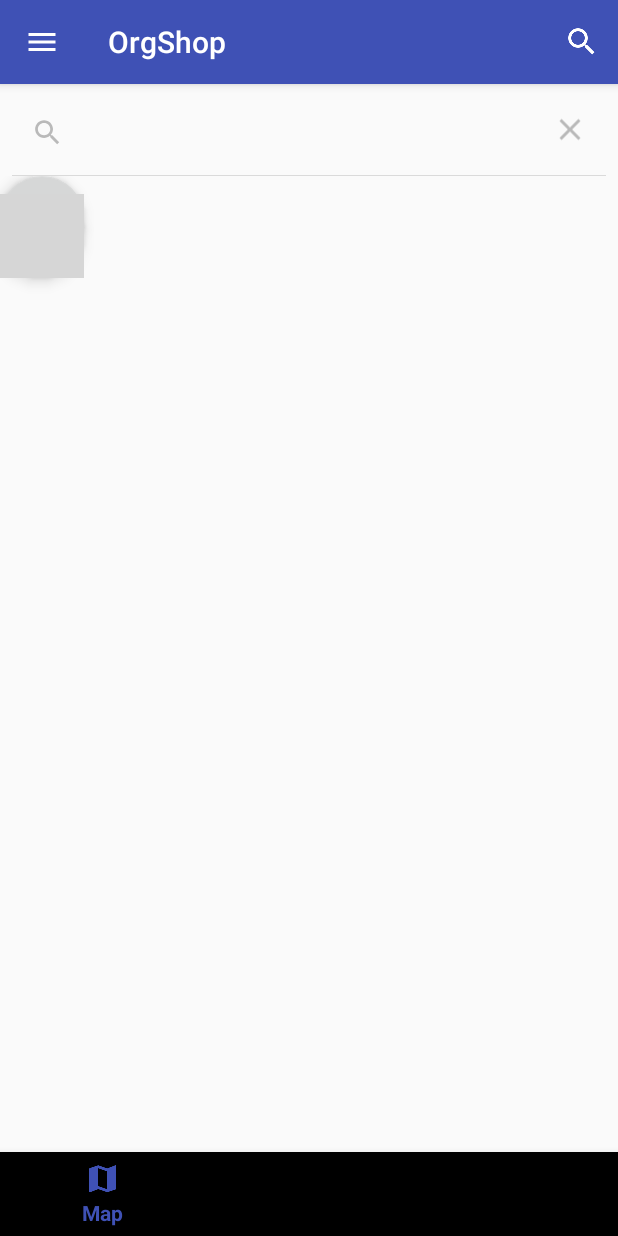
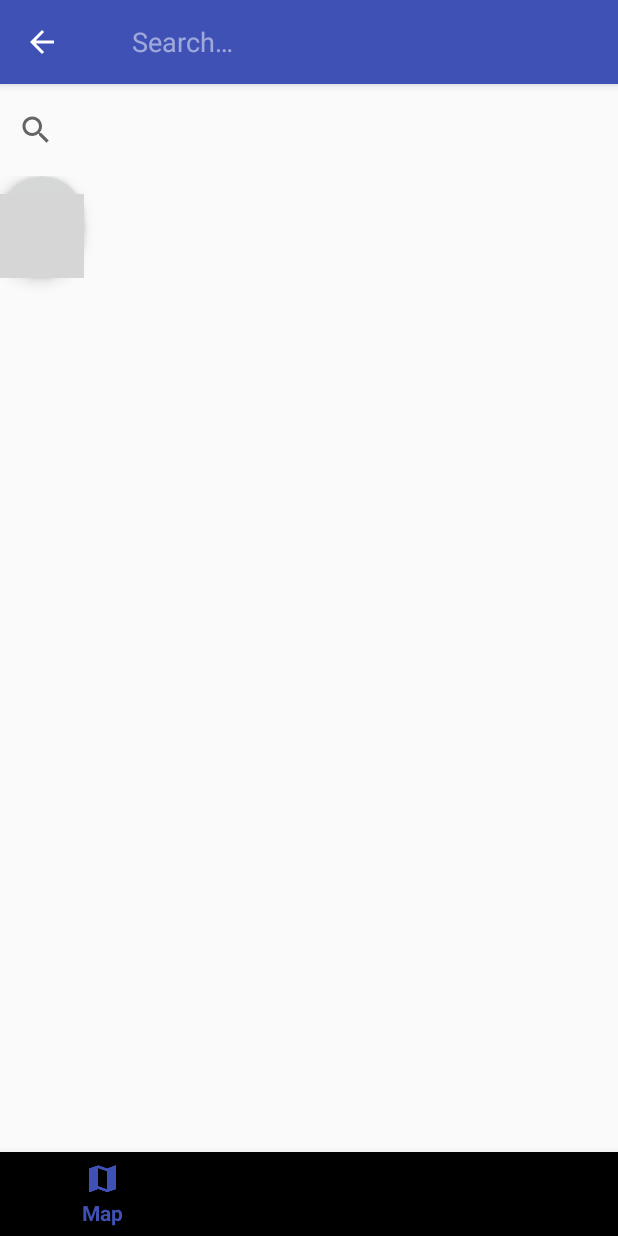
Before and after one commit to IT-Church/NewOrgShop, an Android app: the screen it shows after launch (MainActivity), after a tap on "Search", on a phone screen of 412 x 824 dp. Run offline under Robolectric (Android 15) with nearby library versions, the phone set to English and light mode, and no system bars; libraries missing offline, so code that uses them is left out: android.support.v4, ru.yandex.yandexmapkit; plain views replace MapView; 15 statements that could not run were skipped; grey boxes are pictures that could not be loaded.

Commit message:
Починил поиск
Теперь поиск из верхнего угла вполне себе работает

```diff
--- a/MasterProj/app/build.gradle
+++ b/MasterProj/app/build.gradle
@@ -22,7 +22,7 @@ android {
 
     defaultConfig {
         applicationId "com.example.android.materialdesigncodelab"
-        minSdkVersion 22
+        minSdkVersion 21
         targetSdkVersion 24
         versionCode 1
         versionName "1.0"
--- a/MasterProj/app/src/main/java/com/paramonod/kikos/MainActivity.java
+++ b/MasterProj/app/src/main/java/com/paramonod/kikos/MainActivity.java
@@ -16,6 +16,7 @@
 
 package com.paramonod.kikos;
 
+import android.app.SearchManager;
 import android.content.Intent;
 import android.content.res.Resources;
 import android.graphics.Bitmap;
@@ -24,7 +25,7 @@ import android.graphics.drawable.Drawable;
 import android.os.AsyncTask;
 import android.os.Bundle;
 import android.support.annotation.NonNull;
-import 	android.app.SearchManager;
+import 	android.support.v4.*;
 import android.app.SearchableInfo;
 import android.support.design.widget.BottomNavigationView;
 import android.support.design.widget.FloatingActionButton;
@@ -36,6 +37,7 @@ import android.content.Context;
 import android.support.v4.app.FragmentTransaction;
 import android.support.v4.app.FragmentPagerAdapter;
 import android.support.v4.content.res.ResourcesCompat;
+import android.support.v4.view.MenuItemCompat;
 import android.support.v4.view.ViewPager;
 import android.support.v4.widget.DrawerLayout;
 import android.support.v4.view.GravityCompat;
@@ -265,11 +267,24 @@ public class MainActivity extends AppCompatActivity {
         getMenuInflater().inflate(R.menu.menu_main, menu);
         SearchManager searchManager =
                 (SearchManager) getSystemService(Context.SEARCH_SERVICE);
-    //    SearchView searchView =
-   //             (SearchView) menu.findItem(R.id.action_settings).getActionView();
-  //      System.out.println(searchView);
-  //      searchView.setSearchableInfo(
-//                searchManager.getSearchableInfo(getComponentName()));
+        SearchView searchView = (SearchView) MenuItemCompat.getActionView(menu.findItem(R.id.action_settings));
+        System.out.println(searchView);
+        searchView.setSearchableInfo(
+                searchManager.getSearchableInfo(getComponentName()));
+       searchView.setOnQueryTextListener(new SearchView.OnQueryTextListener() {
+           @Override
+           public boolean onQueryTextSubmit(String query) {
+               main.searchListener();
+               return false;
+           }
+
+           @Override
+           public boolean onQueryTextChange(String newText) {
+               return false;
+           }
+       });
+
+
         return  super.onCreateOptionsMenu(menu);
     }
 
@@ -431,7 +446,6 @@ public class MainActivity extends AppCompatActivity {
         Bitmap bitmap = ((BitmapDrawable)id ).getBitmap();
         // Scale it to 50 x 50
         shop = new BitmapDrawable(res, Bitmap.createScaledBitmap(bitmap, width, height, true));
-        Bitmap.
         return shop;
     }
 
--- a/MasterProj/app/src/main/res/layout/activity_main.xml
+++ b/MasterProj/app/src/main/res/layout/activity_main.xml
@@ -1,5 +1,4 @@
-<?xml version="1.0" encoding="utf-8"?>
-<!--
+<?xml version="1.0" encoding="utf-8"?><!--
   ~ Copyright (C) 2015 The Android Open Source Project
   ~
   ~ Licensed under the Apache License, Version 2.0 (the "License");
@@ -48,11 +47,12 @@
         </android.support.design.widget.AppBarLayout>
         -->
     <LinearLayout xmlns:android="http://schemas.android.com/apk/res/android"
+        xmlns:app="http://schemas.android.com/apk/res-auto"
         xmlns:tools="http://schemas.android.com/tools"
-            xmlns:app="http://schemas.android.com/apk/res-auto"
-            android:orientation="vertical"
         android:layout_width="match_parent"
-    android:layout_height="match_parent">
+        android:layout_height="match_parent"
+        android:orientation="vertical">
+
         <android.support.design.widget.AppBarLayout
             android:id="@+id/appbar"
             android:layout_width="match_parent"
@@ -67,26 +67,25 @@
                 app:layout_scrollFlags="scroll|enterAlways"
                 app:popupTheme="@style/ThemeOverlay.AppCompat.Light" />
         </android.support.design.widget.AppBarLayout>
-        <fragment
+
+        <fragment xmlns:app="http://schemas.android.com/apk/res-auto"
+            xmlns:tools="http://schemas.android.com/tools"
+            android:id="@+id/fragment1"
             android:name="com.paramonod.kikos.NeedFragment"
-            android:id="@+id/fragment1"
-            xmlns:app="http://schemas.android.com/apk/res-auto"
-            xmlns:tools="http://schemas.android.com/tools"
             android:layout_width="match_parent"
             android:layout_height="0dp"
             android:layout_weight="4"
             tools:layout="@layout/map_view" />
 
-        <android.support.design.widget.BottomNavigationView
-            xmlns:android="http://schemas.android.com/apk/res/android"
+        <android.support.design.widget.BottomNavigationView xmlns:android="http://schemas.android.com/apk/res/android"
             xmlns:app="http://schemas.android.com/apk/res-auto"
             android:id="@+id/navigation"
             android:layout_width="match_parent"
             android:layout_height="56dp"
             android:layout_gravity="start"
-            app:menu="@menu/my_navigation_items"
             android:foregroundGravity="bottom"
-            android:paddingBottom="0dp" />
+            android:paddingBottom="0dp"
+            app:menu="@menu/my_navigation_items" />
     </LinearLayout>
 
     <!--<android.support.v4.view.ViewPager
--- a/MasterProj/app/src/main/res/menu/menu_main.xml
+++ b/MasterProj/app/src/main/res/menu/menu_main.xml
@@ -20,10 +20,10 @@
     <item
         android:id="@+id/action_settings"
         android:icon="@drawable/ic_search_white_24dp"
-        android:title="@string/action_settings"
+        android:title="Search"
         android:orderInCategory="100"
         app:showAsAction="collapseActionView|ifRoom"
-        android:actionViewClass="android.widget.SearchView"
+        app:actionViewClass="android.support.v7.widget.SearchView"
         />
     <!--app:showAsAction="never"-->
 
```
Lines whose indentation alone changed are shown as unchanged.
